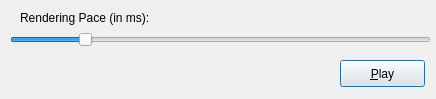
Old version of the form tracecontrollerdialog.ui in the repository ilyesgouta/dfbgraphicsperf.
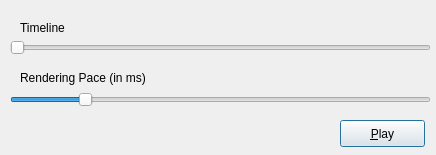
New version of the form.

Commit message:
tracecontroller: add a slider for seeking into the trace
Refactored rendercontroller class.
Registered new signal/slots QtMetaType 'CSPEPacketEvent'.

The edit to the form file:
```diff
--- a/tracecontrollerdialog.ui
+++ b/tracecontrollerdialog.ui
@@ -7,7 +7,7 @@
     <x>0</x>
     <y>0</y>
     <width>436</width>
-    <height>99</height>
+    <height>155</height>
    </rect>
   </property>
   <property name="windowTitle">
@@ -20,7 +20,7 @@
    <property name="geometry">
     <rect>
      <x>10</x>
-     <y>30</y>
+     <y>90</y>
      <width>421</width>
      <height>20</height>
     </rect>
@@ -48,20 +48,20 @@
    <property name="geometry">
     <rect>
      <x>20</x>
-     <y>10</y>
-     <width>141</width>
+     <y>70</y>
+     <width>151</width>
      <height>16</height>
     </rect>
    </property>
    <property name="text">
-    <string>Rendering Pace (in ms):</string>
+    <string>Rendering Pace (in ms)</string>
    </property>
   </widget>
   <widget class="QPushButton" name="play">
    <property name="geometry">
     <rect>
      <x>340</x>
-     <y>60</y>
+     <y>120</y>
      <width>85</width>
      <height>27</height>
     </rect>
@@ -73,6 +73,32 @@
     <bool>true</bool>
    </property>
   </widget>
+  <widget class="QLabel" name="label_2">
+   <property name="geometry">
+    <rect>
+     <x>20</x>
+     <y>20</y>
+     <width>151</width>
+     <height>16</height>
+    </rect>
+   </property>
+   <property name="text">
+    <string>Timeline</string>
+   </property>
+  </widget>
+  <widget class="QSlider" name="timelineSlider">
+   <property name="geometry">
+    <rect>
+     <x>10</x>
+     <y>40</y>
+     <width>421</width>
+     <height>16</height>
+    </rect>
+   </property>
+   <property name="orientation">
+    <enum>Qt::Horizontal</enum>
+   </property>
+  </widget>
  </widget>
  <resources/>
  <connections/>
```
The commit also changes 5 other files.
